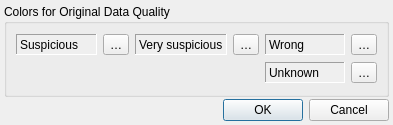
This is src/hqc/user_settings.ui in metno/kvhqc as Qt 5 draws it before an edit. The edited form follows.
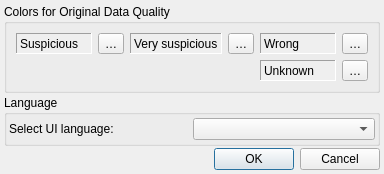
This is the edited form.

Commit message: moved language selection into UserSettings dialog

```diff
--- a/src/hqc/user_settings.ui
+++ b/src/hqc/user_settings.ui
@@ -6,8 +6,8 @@
    <rect>
     <x>0</x>
     <y>0</y>
-    <width>393</width>
-    <height>125</height>
+    <width>384</width>
+    <height>174</height>
    </rect>
   </property>
   <property name="windowTitle">
@@ -133,6 +133,31 @@
      </layout>
     </widget>
    </item>
+   <item>
+    <widget class="QGroupBox" name="groupLanguage">
+     <property name="title">
+      <string>Language</string>
+     </property>
+     <layout class="QHBoxLayout" name="horizontalLayout">
+      <property name="spacing">
+       <number>2</number>
+      </property>
+      <property name="margin">
+       <number>2</number>
+      </property>
+      <item>
+       <widget class="QLabel" name="labelLanguage">
+        <property name="text">
+         <string>Select UI language:</string>
+        </property>
+       </widget>
+      </item>
+      <item>
+       <widget class="QComboBox" name="comboLanguage"/>
+      </item>
+     </layout>
+    </widget>
+   </item>
    <item>
     <widget class="QDialogButtonBox" name="buttonBox">
      <property name="orientation">
```
The commit also changes 7 other files.
